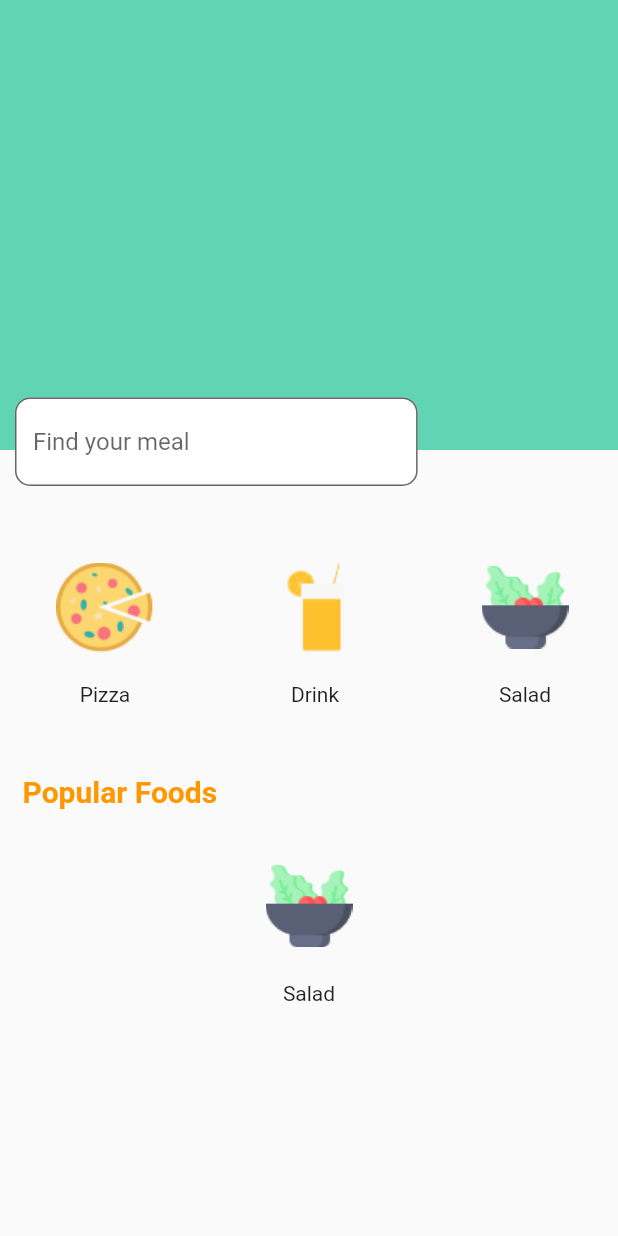
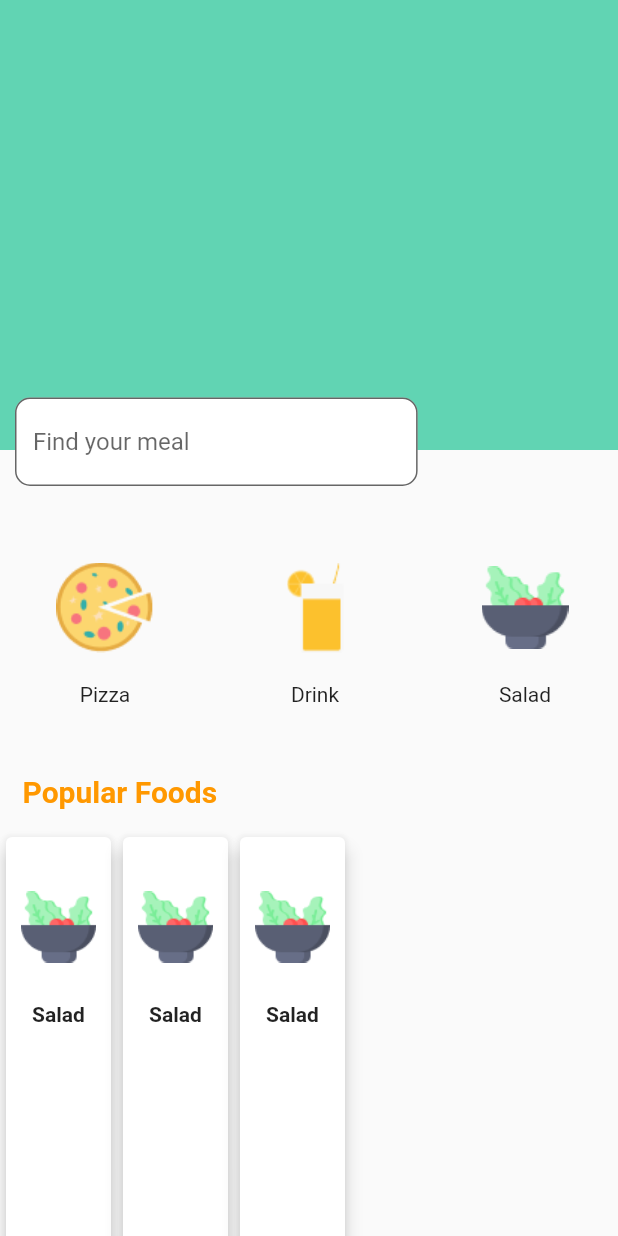
Before and after one commit to aysealmaci/FoodApp, a Flutter app: the HomePage screen opened directly, on a phone screen of 412 x 824 dp. Run offline on Flutter 3.47's test engine with Material 2 defaults, Android fonts, the phone set to English and light mode, and no system bars.

Commit message:
add card widget

```diff
--- a/food_app/lib/screens/home.dart
+++ b/food_app/lib/screens/home.dart
@@ -1,4 +1,5 @@
 import 'package:flutter/material.dart';
+import 'package:food_app/widgets/popular_food_widget.dart';
 
 import '../const.dart';
 
@@ -75,8 +76,16 @@ class HomePage extends StatelessWidget {
                   fontWeight: FontWeight.bold),
             ),
           ),
-          FoodRowWidget(
-              food_picture_path: "assets/salad.png", food_name: "Salad")
+          Row(
+            children: [
+              PopularFoodWidget(
+                  food_picture_path: "assets/salad.png", food_name: "Salad"),
+              PopularFoodWidget(
+                  food_picture_path: "assets/salad.png", food_name: "Salad"),
+              PopularFoodWidget(
+                  food_picture_path: "assets/salad.png", food_name: "Salad")
+            ],
+          )
 
           /*    Column(
             children: [
--- /dev/null
+++ b/food_app/lib/widgets/popular_food_widget.dart
@@ -0,0 +1,32 @@
+import 'package:flutter/material.dart';
+
+class PopularFoodWidget extends StatelessWidget {
+  final String food_picture_path;
+  final String food_name;
+  const PopularFoodWidget({
+    Key? key,
+    required this.food_picture_path,
+    required this.food_name,
+  }) : super(key: key);
+
+  @override
+  Widget build(BuildContext context) {
+    return Card(
+      elevation: 5,
+      child: Padding(
+        padding: const EdgeInsets.all(10.0),
+        child: Container(
+          decoration: BoxDecoration(),
+          height: 500,
+          width: 50,
+          child: Column(
+            children: <Widget>[
+              Image.asset(food_picture_path, height: 100),
+              Text(food_name, style: TextStyle(fontWeight: FontWeight.bold)),
+            ],
+          ),
+        ),
+      ),
+    );
+  }
+}
```
